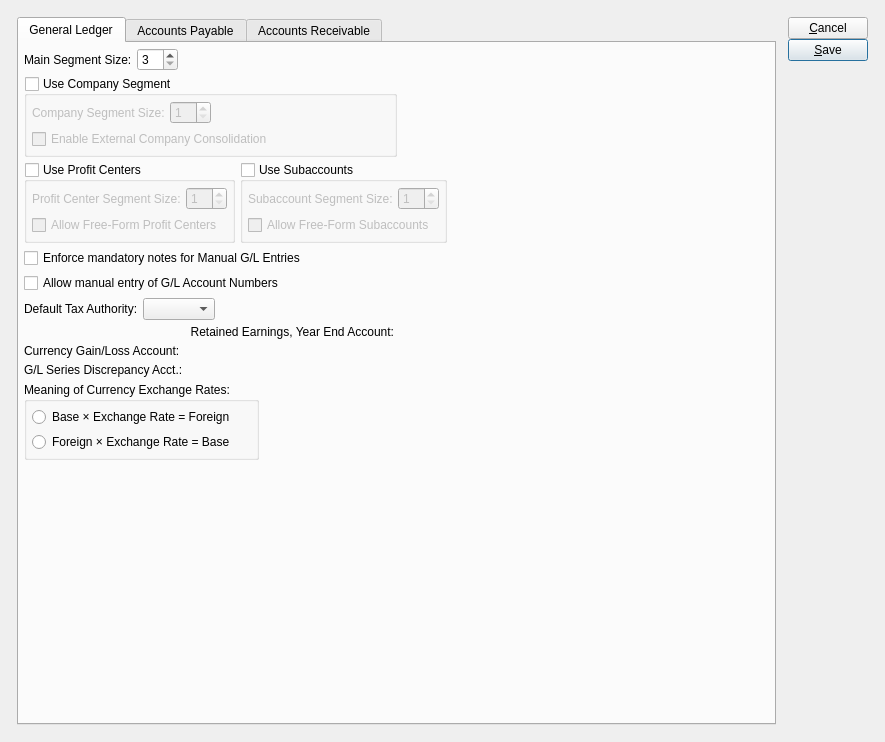
Before: the Qt Designer form guiclient/configureGL.ui in Pegasus-RPG/xtuple-client, drawn with Qt 5.
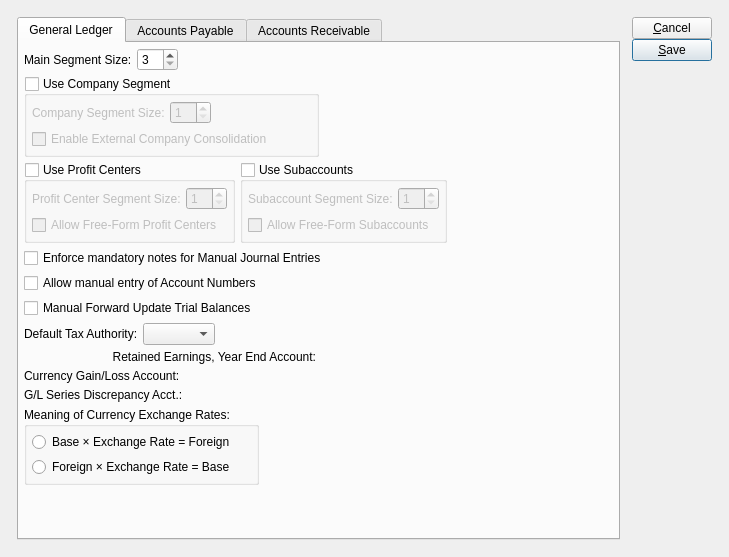
After: the same form once the commit is applied. Custom widgets are drawn as their Qt base class.

Commit message: issue #8876:  Add option for global setting for manual vs. fully automatic forward updating.  Update trial balance to do the update if applicable before selecting data.

The edit to the form file:
```diff
--- a/guiclient/configureGL.ui
+++ b/guiclient/configureGL.ui
@@ -13,8 +13,8 @@
    <rect>
     <x>0</x>
     <y>0</y>
-    <width>885</width>
-    <height>742</height>
+    <width>729</width>
+    <height>557</height>
    </rect>
   </property>
   <property name="windowTitle">
@@ -371,18 +371,18 @@
              <item row="3" column="0">
               <widget class="QCheckBox" name="_mandatoryNotes">
                <property name="text">
-                <string>Enforce mandatory notes for Manual G/L Entries</string>
+                <string>Enforce mandatory notes for Manual Journal Entries</string>
                </property>
               </widget>
              </item>
              <item row="4" column="0">
               <widget class="QCheckBox" name="_manualGlaccnt">
                <property name="text">
-                <string>Allow manual entry of G/L Account Numbers</string>
+                <string>Allow manual entry of Account Numbers</string>
                </property>
               </widget>
              </item>
-             <item row="5" column="0">
+             <item row="6" column="0">
               <layout class="QHBoxLayout">
                <item>
                 <widget class="QLabel" name="_taxauthLit">
@@ -425,7 +425,7 @@
                </item>
               </layout>
              </item>
-             <item row="6" column="0">
+             <item row="7" column="0">
               <layout class="QGridLayout">
                <item row="0" column="0">
                 <widget class="QLabel" name="_yearendLit">
@@ -477,7 +477,7 @@
                </item>
               </layout>
              </item>
-             <item row="7" column="0">
+             <item row="8" column="0">
               <layout class="QHBoxLayout">
                <item>
                 <widget class="QGroupBox" name="_exchangeRateSense">
@@ -520,6 +520,13 @@
                </item>
               </layout>
              </item>
+             <item row="5" column="0">
+              <widget class="QCheckBox" name="_manualFwdUpdate">
+               <property name="text">
+                <string>Manual Forward Update Trial Balances</string>
+               </property>
+              </widget>
+             </item>
             </layout>
            </item>
            <item>
```
Left out of the diff: 6 changed lines with no effect on the pictures. The commit also changes 6 other files.
